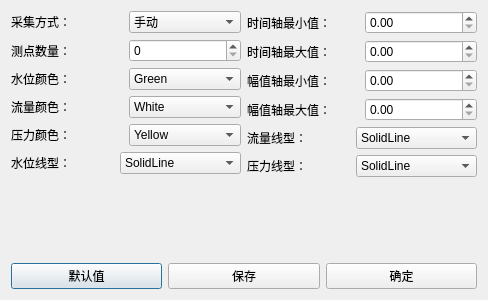
The window that Theme/settingdialog.ui (uufree/Qt) describes before a commit, drawn with Qt 5.
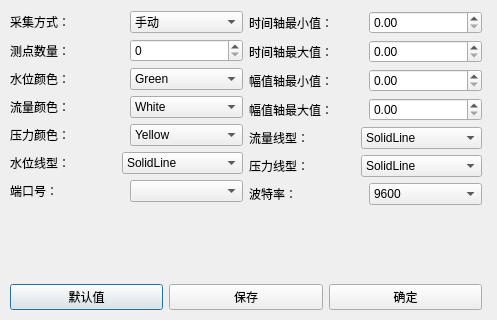
The same window after the commit.

```diff
--- a/Theme/settingdialog.ui
+++ b/Theme/settingdialog.ui
@@ -6,17 +6,24 @@
    <rect>
     <x>0</x>
     <y>0</y>
-    <width>488</width>
-    <height>300</height>
+    <width>497</width>
+    <height>320</height>
    </rect>
   </property>
   <property name="windowTitle">
    <string>Dialog</string>
   </property>
+  <widget class="QWidget" name="">
+   <property name="geometry">
+    <rect>
+     <x>10</x>
+     <y>11</y>
+     <width>472</width>
+     <height>299</height>
+    </rect>
+   </property>
   <layout class="QGridLayout" name="gridLayout">
    <item row="0" column="0">
-    <layout class="QVBoxLayout" name="verticalLayout_3">
-     <item>
       <layout class="QHBoxLayout" name="horizontalLayout_8">
        <item>
         <layout class="QVBoxLayout" name="verticalLayout">
@@ -518,8 +525,24 @@
            </item>
           </layout>
          </item>
-        </layout>
-       </item>
+        <item>
+         <layout class="QHBoxLayout" name="horizontalLayout_16">
+          <item>
+           <widget class="QLabel" name="label_15">
+            <property name="text">
+             <string>端口号：</string>
+            </property>
+           </widget>
+          </item>
+          <item>
+           <widget class="QComboBox" name="serialPort"/>
+          </item>
+         </layout>
+        </item>
+       </layout>
+      </item>
+      <item>
+       <layout class="QVBoxLayout" name="verticalLayout_3">
        <item>
         <layout class="QVBoxLayout" name="verticalLayout_2">
          <item>
@@ -666,22 +689,64 @@
          </item>
         </layout>
        </item>
-      </layout>
+        <item>
+         <layout class="QHBoxLayout" name="horizontalLayout_17">
+          <item>
+           <widget class="QLabel" name="label_16">
+            <property name="text">
+             <string>波特率：</string>
+            </property>
+           </widget>
      </item>
      <item>
+           <widget class="QComboBox" name="baudRate">
+            <item>
+             <property name="text">
+              <string>9600</string>
+             </property>
+            </item>
+            <item>
+             <property name="text">
+              <string>1200</string>
+             </property>
+            </item>
+            <item>
+             <property name="text">
+              <string>2400</string>
+             </property>
+            </item>
+            <item>
+             <property name="text">
+              <string>4800</string>
+             </property>
+            </item>
+            <item>
+             <property name="text">
+              <string>19200</string>
+             </property>
+            </item>
+           </widget>
+          </item>
+         </layout>
+        </item>
+       </layout>
+      </item>
+     </layout>
+    </item>
+    <item row="1" column="0">
       <spacer name="verticalSpacer">
        <property name="orientation">
         <enum>Qt::Vertical</enum>
        </property>
        <property name="sizeHint" stdset="0">
         <size>
-         <width>20</width>
-         <height>40</height>
+        <width>465</width>
+        <height>17</height>
         </size>
        </property>
       </spacer>
      </item>
-     <item>
+    <item row="2" column="0">
       <layout class="QHBoxLayout" name="horizontalLayout_7">
        <item>
         <widget class="QPushButton" name="defaultButton">
@@ -707,8 +772,7 @@
       </layout>
      </item>
     </layout>
-   </item>
-  </layout>
+  </widget>
  </widget>
  <tabstops>
   <tabstop>acquireStyle</tabstop>
```
Lines whose indentation alone changed are shown as unchanged.
